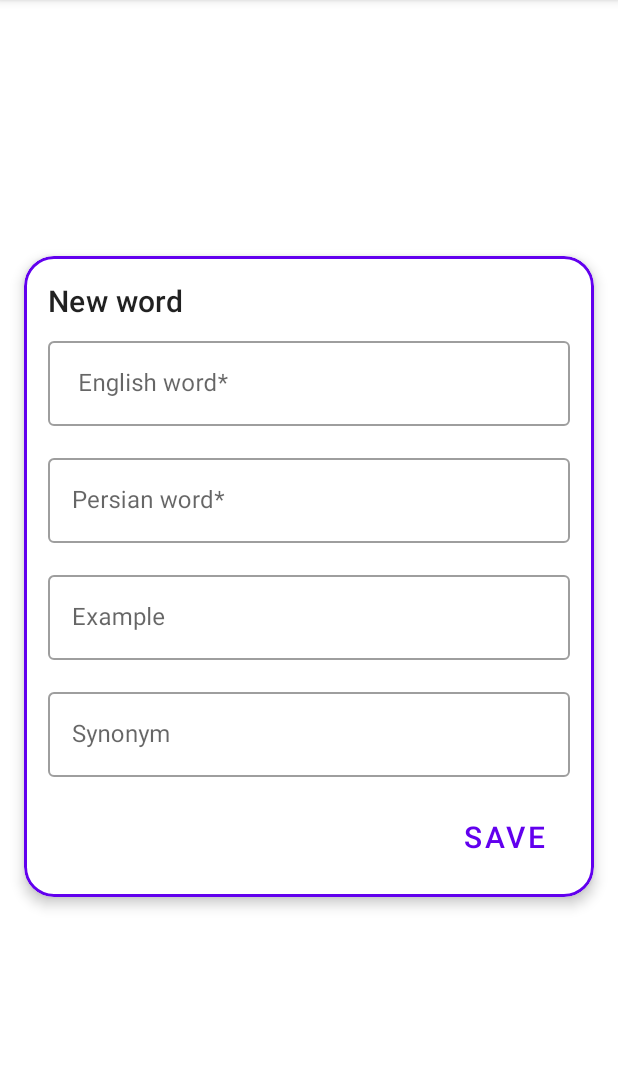
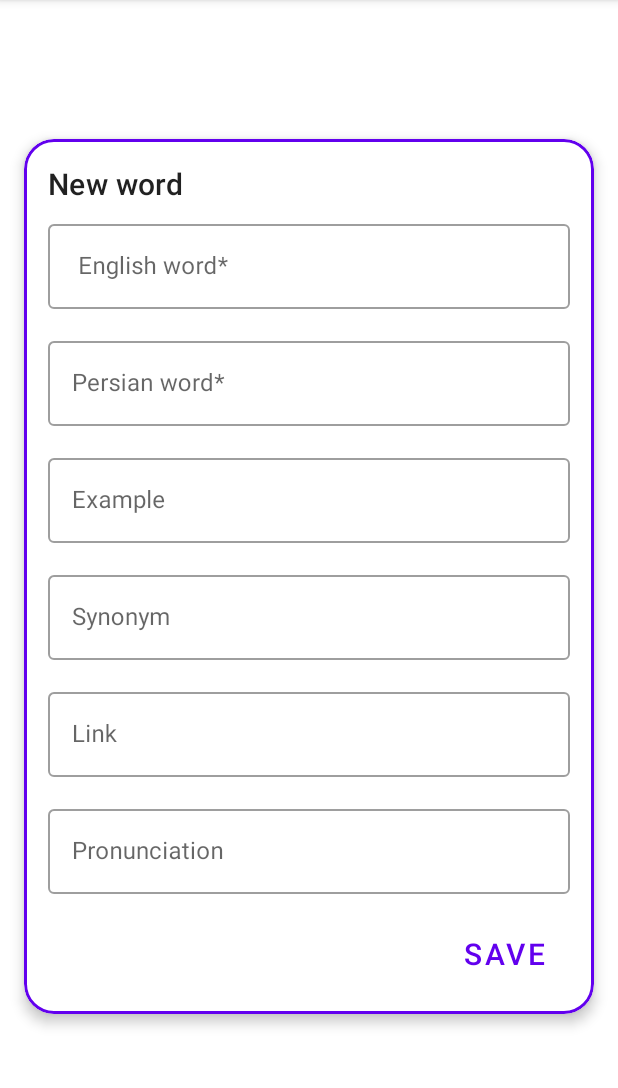
Before and after one commit to Zahra-Jannesari/DictionaryApp, an Android app: the screen it shows after launch (MainActivity), after a tap on an icon or button, on a phone screen of 412 x 824 dp, the part 84-1172 px from its top. Run offline under Robolectric (Android 15) with nearby library versions, the phone set to English and light mode, and no system bars; our stand-ins replace Room's generated code.

Commit message:
added space for user to enter link and pronunciation

```diff
--- a/app/src/main/java/com/zarisa/dictionaryapp/data_base/DataBase.kt
+++ b/app/src/main/java/com/zarisa/dictionaryapp/data_base/DataBase.kt
@@ -10,7 +10,6 @@ abstract class AppDatabase : RoomDatabase() {
     abstract fun wordDao(): WordDao
 
     companion object {
-        @Volatile
         var INSTANCE: AppDatabase? = null
         fun getAppDataBase(context: Context): AppDatabase {
             val _Instance = INSTANCE
--- a/app/src/main/res/layout/fragment_add_word.xml
+++ b/app/src/main/res/layout/fragment_add_word.xml
@@ -97,7 +97,34 @@
 
                 </com.google.android.material.textfield.TextInputLayout>
 
+                <com.google.android.material.textfield.TextInputLayout
+                    style="@style/Widget.MaterialComponents.TextInputLayout.OutlinedBox"
+                    android:layout_width="match_parent"
+                    android:layout_height="wrap_content"
+                    android:layout_marginTop="16dp"
+                    android:hint="Link">
 
+                    <com.google.android.material.textfield.TextInputEditText
+                        android:id="@+id/EditText_wikiLink"
+                        android:layout_width="match_parent"
+                        android:layout_height="wrap_content" />
+
+                </com.google.android.material.textfield.TextInputLayout>
+                <com.google.android.material.textfield.TextInputLayout
+                    style="@style/Widget.MaterialComponents.TextInputLayout.OutlinedBox"
+                    android:layout_width="match_parent"
+                    android:layout_height="wrap_content"
+                    android:layout_marginTop="16dp"
+                    android:hint="Pronunciation"
+                    >
+
+                    <com.google.android.material.textfield.TextInputEditText
+                        android:id="@+id/EditText_Audio"
+                        android:layout_width="match_parent"
+                        android:layout_height="wrap_content"
+                        android:enabled="false"/>
+
+                </com.google.android.material.textfield.TextInputLayout>
                 <com.google.android.material.button.MaterialButton
                     android:id="@+id/btn_save"
                     style="?attr/borderlessButtonStyle"
```
